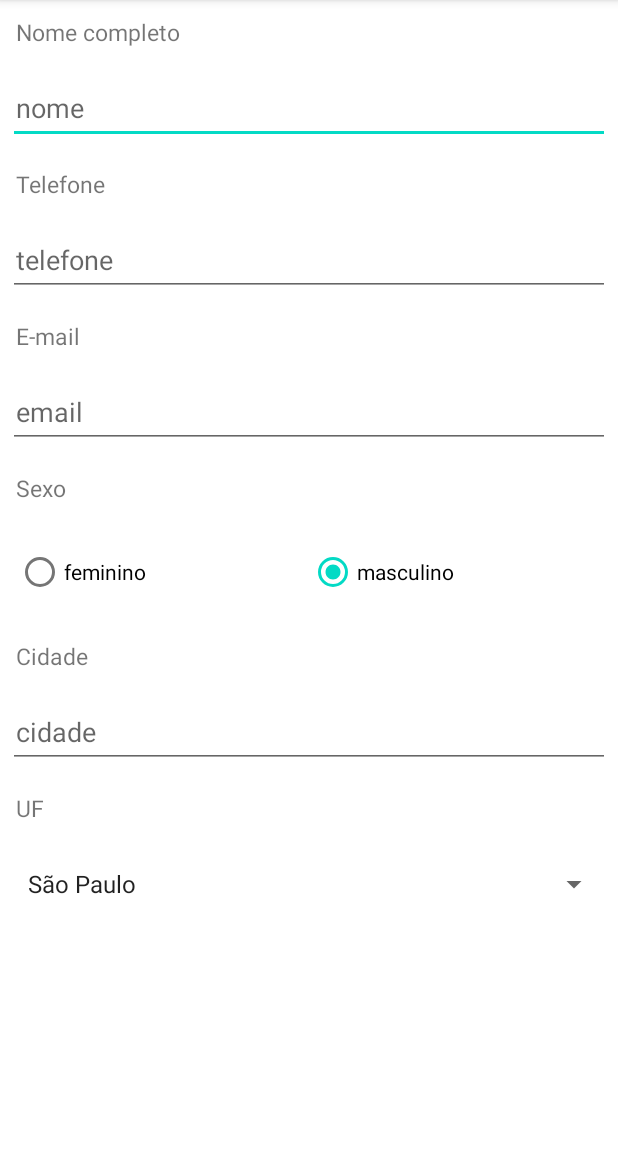
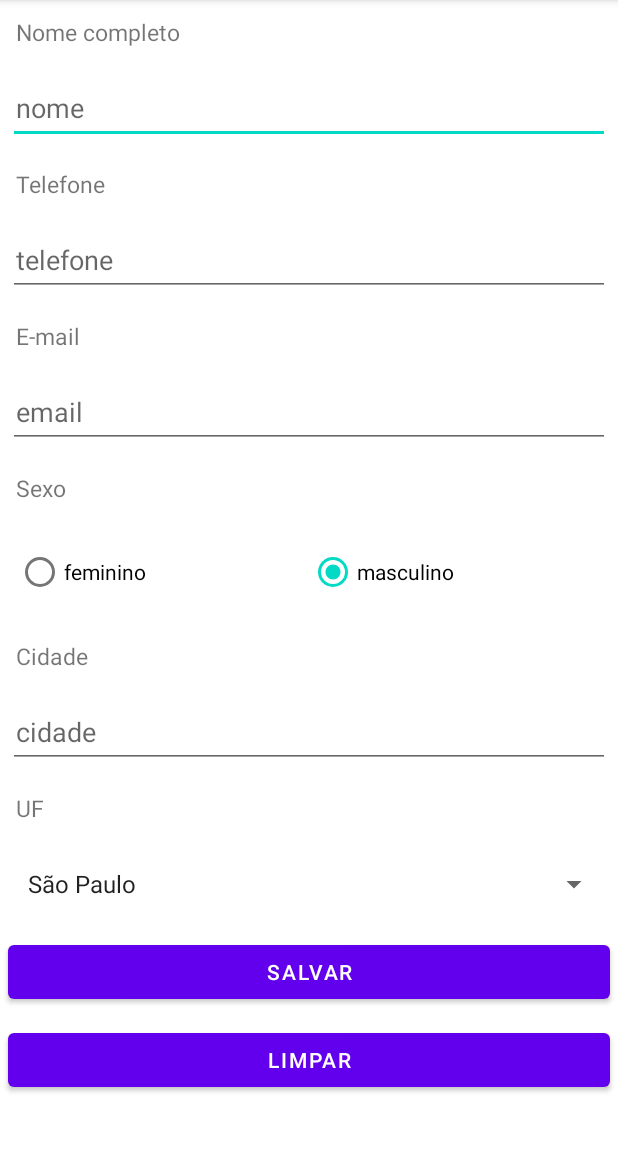
Before and after one commit to jhonathanHS/Cadastro, an Android app: the screen it shows after launch (MainActivity), on a phone screen of 412 x 824 dp, the part 84-1236 px from its top. Run offline under Robolectric (Android 15) with nearby library versions, the phone set to English and light mode, and no system bars.

Commit message:
Change the views, strings and the "MainActivity" class

```diff
--- a/app/src/main/java/com/example/cadastro/MainActivity.java
+++ b/app/src/main/java/com/example/cadastro/MainActivity.java
@@ -3,12 +3,46 @@ package com.example.cadastro;
 import androidx.appcompat.app.AppCompatActivity;
 
 import android.os.Bundle;
+import android.view.View;
+import android.widget.AdapterView;
+import android.widget.TextView;
+import android.widget.Toast;
+
+import com.example.cadastro.databinding.ActivityMainBinding;
 
 public class MainActivity extends AppCompatActivity {
+    private ActivityMainBinding activityMainBinding;
+    private Formulario formulario;
 
     @Override
     protected void onCreate(Bundle savedInstanceState) {
         super.onCreate(savedInstanceState);
-        setContentView(R.layout.activity_main);
+        activityMainBinding = ActivityMainBinding.inflate(getLayoutInflater());
+        setContentView(activityMainBinding.getRoot());
+
+        activityMainBinding.salvarBt.setOnClickListener(view -> {
+            formulario = new Formulario(
+                    activityMainBinding.nomeEt.getText().toString(),
+                    activityMainBinding.telefoneEt.getText().toString(),
+                    activityMainBinding.emailEt.getText().toString(),
+                    activityMainBinding.femininoRb.isChecked() ? getString(R.string.feminino) : getString(R.string.masculino),
+                    activityMainBinding.cidadeEt.getText().toString(),
+                    activityMainBinding.unidadeFederalSp.getSelectedItem().toString()
+            );
+            Toast.makeText(this, formulario.toString(), Toast.LENGTH_SHORT).show();
+        });
+
+        activityMainBinding.limparBt.setOnClickListener(view -> {
+            activityMainBinding.nomeEt.setText("");
+            activityMainBinding.telefoneEt.setText("");
+            activityMainBinding.emailEt.setText("");
+            activityMainBinding.femininoRb.setChecked(true);
+            activityMainBinding.cidadeEt.setText("");
+            activityMainBinding.unidadeFederalSp.setSelection(0);
+
+            formulario = null;
+
+        });
+
     }
 }
--- a/app/src/main/res/layout/activity_main.xml
+++ b/app/src/main/res/layout/activity_main.xml
@@ -131,12 +131,28 @@
         android:padding="5dp"/>
 
     <Spinner
-        android:id="@+id/estadoCivilSp"
+        android:id="@+id/unidadeFederalSp"
         android:layout_width="match_parent"
         android:layout_height="wrap_content"
-        android:entries="@array/uf"
+        android:entries="@array/unidadeFederal"
         android:minHeight="48dp"
         android:padding="5dp"
         android:layout_margin="5dp"/>
 
+    <Button
+        android:id="@+id/salvarBt"
+        android:layout_width="match_parent"
+        android:layout_height="wrap_content"
+        android:text="@string/salvar"
+        android:padding="5dp"
+        android:layout_margin="5dp"/>
+
+    <Button
+        android:id="@+id/limparBt"
+        android:layout_width="match_parent"
+        android:layout_height="wrap_content"
+        android:text="@string/limpar"
+        android:padding="5dp"
+        android:layout_margin="5dp"/>
+
 </LinearLayout>
--- a/app/src/main/res/values/strings.xml
+++ b/app/src/main/res/values/strings.xml
@@ -12,7 +12,9 @@
     <string name="sexotitle">Sexo</string>
     <string name="cidadetitle">Cidade</string>
     <string name="uftitle">UF</string>
-    <string-array name="uf">
+    <string name="limpar">limpar</string>
+    <string name="salvar">salvar</string>
+    <string-array name="unidadeFederal">
     <item>São Paulo</item>
     <item>Acre</item>
     <item>Maranhão</item>
```
